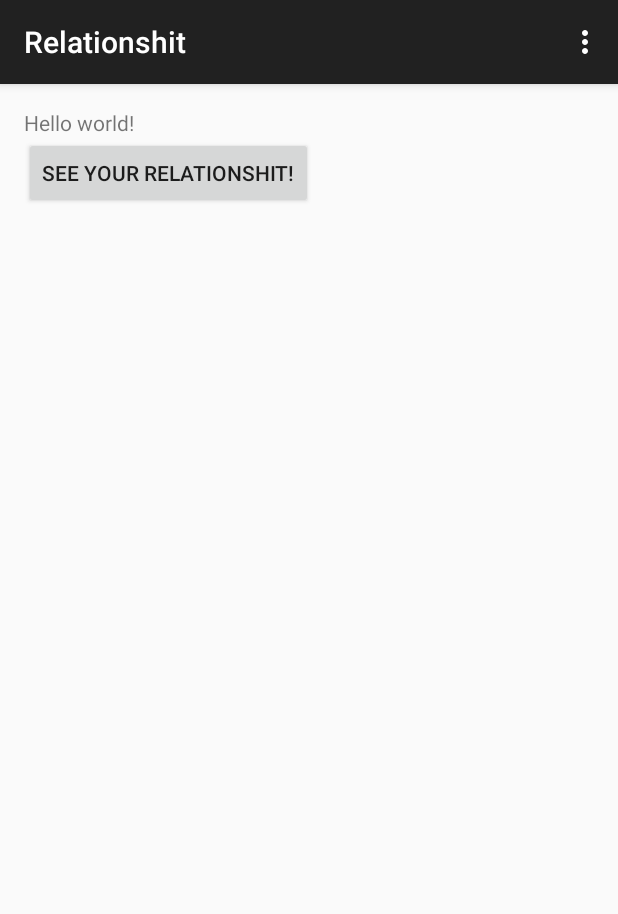
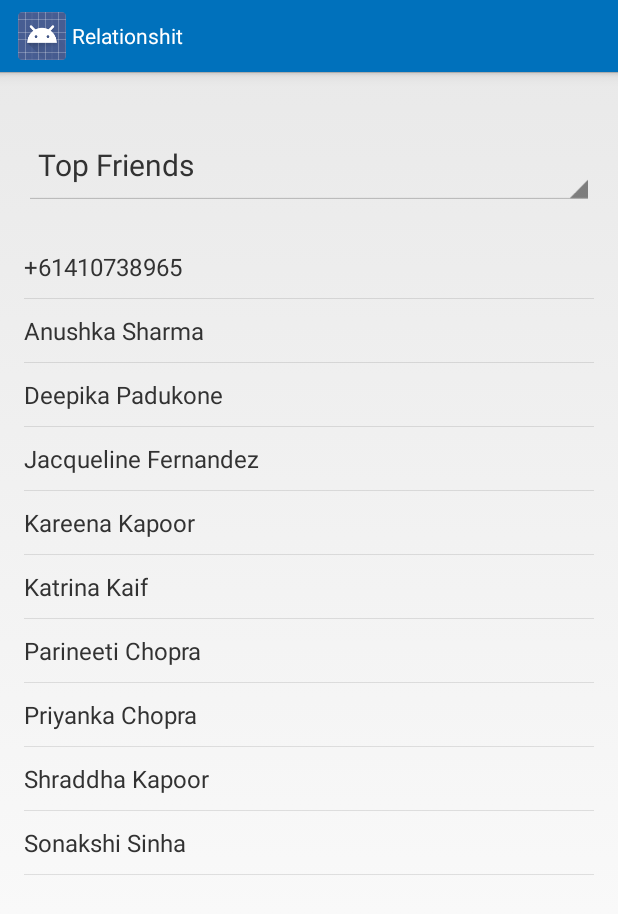
Before and after one commit to esneider/relationshit-android, an Android app: the MainActivity screen opened directly, with no data from a screen before it, on a phone screen of 412 x 824 dp. Shown: the top 914 px of the screen. Run offline under Robolectric (Android 15) with nearby library versions, the phone set to English and light mode, and no system bars.

Commit message:
Dan: Styling action bar

```diff
--- a/app/src/main/java/hack/relationshit/MainActivity.java
+++ b/app/src/main/java/hack/relationshit/MainActivity.java
@@ -1,8 +1,10 @@
 package hack.relationshit;
 
+import android.app.Activity;
 import android.content.Intent;
 import android.database.Cursor;
 import android.net.Uri;
+import android.support.v4.app.FragmentActivity;
 import android.support.v7.app.ActionBarActivity;
 import android.support.v7.app.ActionBar;
 import android.support.v4.app.Fragment;
@@ -15,6 +17,7 @@ import android.view.ViewGroup;
 import android.os.Build;
 import android.widget.ArrayAdapter;
 import android.widget.ListView;
+import android.widget.Spinner;
 
 import java.util.ArrayList;
 import java.util.Date;
@@ -24,7 +27,7 @@ import hack.relationshit.http.Message;
 import hack.relationshit.http.ServerDAO;
 
 
-public class MainActivity extends ActionBarActivity {
+public class MainActivity extends FragmentActivity {
 
     @Override
     protected void onCreate(Bundle savedInstanceState) {
@@ -37,34 +40,34 @@ public class MainActivity extends ActionBarActivity {
         }
     }
 
-    public Message[] getMessages() {
+    @Override
+    protected void onResume() {
+        super.onResume();
 
-        Uri uri = Uri.parse("content://sms");
-        Cursor cursor = getContentResolver().query(uri, null, null, null, null);
-        List<Message> messages = new ArrayList<Message>();
-
-        if (cursor.moveToFirst()) {
-            for (int i = 0; i < cursor.getCount(); i++) {
-                messages.add(new Message(this, cursor));
-                cursor.moveToNext();
-            }
-        }
-
-        cursor.close();
-        return (Message[])messages.toArray(new Message[messages.size()]);
-    }
-
-    public void start(View view) {
         String[] actressArray = {PhoneContact.forNumber(this, "+61410738965"), "Anushka Sharma", "Deepika Padukone",
                 "Jacqueline Fernandez", "Kareena Kapoor", "Katrina Kaif",
                 "Parineeti Chopra", "Priyanka Chopra", "Shraddha Kapoor",
                 "Sonakshi Sinha"};
 
-        ListView lv = (ListView) findViewById(R.id.main_list);
-        ServerDAO.sendMessages(getMessages());
-        lv.setAdapter(new ArrayAdapter<String>(this, R.layout.list_item, R.id.item_name, actressArray));
+        String[] selectionList = {"Top Friends", "Worst Friends", "Most Annoying"};
+
+        setListView(actressArray);
+
+        setupDropdown(selectionList);
     }
 
+    private void setListView(String[] listItems) {
+        ListView lv = (ListView) findViewById(R.id.main_list);
+        lv.setAdapter(new ArrayAdapter<String>(this, R.layout.list_item, R.id.item_name, listItems));
+    }
+
+    private void setupDropdown(String[] selectionList) {
+        Spinner spinner = (Spinner) findViewById(R.id.list_selection);
+        ArrayAdapter<CharSequence> adapter = new ArrayAdapter(this,
+                R.layout.spinner_item, selectionList);
+        adapter.setDropDownViewResource(android.R.layout.simple_spinner_dropdown_item);
+        spinner.setAdapter(adapter);
+    }
 
     @Override
     public boolean onCreateOptionsMenu(Menu menu) {
--- a/app/src/main/java/hack/relationshit/SplashScreenActivity.java
+++ b/app/src/main/java/hack/relationshit/SplashScreenActivity.java
@@ -11,7 +11,7 @@ import android.view.MenuItem;
 
 public class SplashScreenActivity extends FragmentActivity {
 
-    private static int SPLASH_SCREEN_TIMEOUT = 3000;
+    private static int SPLASH_SCREEN_TIMEOUT = 200;
 
     @Override
     protected void onCreate(Bundle savedInstanceState) {
--- a/app/src/main/res/layout/fragment_main.xml
+++ b/app/src/main/res/layout/fragment_main.xml
@@ -6,27 +6,20 @@
     android:paddingBottom="@dimen/activity_vertical_margin"
     tools:context=".MainActivity$PlaceholderFragment">
 
-    <TextView
-        android:id="@+id/hello_world"
-        android:text="@string/hello_world"
-        android:layout_width="wrap_content"
-        android:layout_height="wrap_content" />
-
-    <Button
-        android:layout_width="wrap_content"
+    <Spinner
+        android:id="@+id/list_selection"
+        android:layout_width="fill_parent"
         android:layout_height="wrap_content"
-        android:layout_below="@id/hello_world"
-        android:text="@string/start_button"
-        android:onClick="start"
-        android:id="@+id/start_button"/>
+        android:theme="@style/Widget.AppCompat.Spinner.DropDown"
+        android:layout_marginTop="20dp"
+        android:layout_marginBottom="20dp"
+        />
 
     <ListView
         android:id="@+id/main_list"
         android:layout_width="match_parent"
         android:layout_height="match_parent"
-        android:layout_below="@+id/start_button">
-
-
+        android:layout_below="@+id/list_selection">
 
         </ListView>
 
--- a/app/src/main/res/layout/list_item.xml
+++ b/app/src/main/res/layout/list_item.xml
@@ -7,6 +7,8 @@
         android:id="@+id/item_name"
         android:layout_width="wrap_content"
         android:layout_height="wrap_content"
-        android:text="@string/list_item_one"/>
+        android:paddingTop="10dp"
+        android:paddingBottom="10dp"
+        android:textSize="16dp"/>
 
 </LinearLayout>
--- /dev/null
+++ b/app/src/main/res/layout/spinner_item.xml
@@ -0,0 +1,8 @@
+<TextView
+    xmlns:android="http://schemas.android.com/apk/res/android"
+    android:layout_width="match_parent"
+    android:layout_height="wrap_content"
+    android:textSize="20sp"
+    android:gravity="left"
+    android:padding="5dip"
+    />
--- a/app/src/main/res/menu/menu_init.xml
+++ b/app/src/main/res/menu/menu_init.xml
@@ -2,5 +2,6 @@
     xmlns:app="http://schemas.android.com/apk/res-auto"
     xmlns:tools="http://schemas.android.com/tools" tools:context="hack.relationshit.InitActivity">
     <item android:id="@+id/action_settings" android:title="@string/action_settings"
+        android:visible="false"
         android:orderInCategory="100" app:showAsAction="never" />
 </menu>
--- a/app/src/main/res/menu/menu_main.xml
+++ b/app/src/main/res/menu/menu_main.xml
@@ -2,5 +2,6 @@
     xmlns:app="http://schemas.android.com/apk/res-auto"
     xmlns:tools="http://schemas.android.com/tools" tools:context=".MainActivity">
     <item android:id="@+id/action_settings" android:title="@string/action_settings"
+        android:visible="false"
         android:orderInCategory="100" app:showAsAction="never" />
 </menu>
--- a/app/src/main/res/menu/menu_splash_screen.xml
+++ b/app/src/main/res/menu/menu_splash_screen.xml
@@ -2,5 +2,6 @@
     xmlns:app="http://schemas.android.com/apk/res-auto"
     xmlns:tools="http://schemas.android.com/tools" tools:context="hack.relationshit.SplashScreenActivity">
     <item android:id="@+id/action_settings" android:title="@string/action_settings"
+        android:visible="false"
         android:orderInCategory="100" app:showAsAction="never" />
 </menu>
--- a/app/src/main/res/values/styles.xml
+++ b/app/src/main/res/values/styles.xml
@@ -1,8 +1,21 @@
 <resources>
 
     <!-- Base application theme. -->
-    <style name="AppTheme" parent="Theme.AppCompat.Light.DarkActionBar">
-        <!-- Customize your theme here. -->
+    <style name="AppTheme"
+        parent="@android:style/Theme.Holo.Light.DarkActionBar">
+        <item name="android:actionBarStyle">@style/MyActionBar</item>
     </style>
 
+    <!-- ActionBar styles -->
+    <style name="MyActionBar"
+        parent="@android:style/Widget.Holo.Light.ActionBar.Solid.Inverse">
+        <item name="android:background">#0071BC</item>
+        <item name="android:titleTextStyle">@style/MyActionBarTitleText</item>
+    </style>
+
+    <!-- ActionBar title text -->
+    <style name="MyActionBarTitleText"
+        >
+        <item name="android:textColor">#FFFFFF</item>
+    </style>
 </resources>
```
Also changed, not shown: app/src/main/java/hack/relationshit/InitActivity.java (+12 -1 lines), app/src/main/res/layout/action_bar.xml (added, +29 -0 lines), app/src/main/assets/fonts/homework.TTF (added), app/src/main/res/drawable/logo.png (added).
